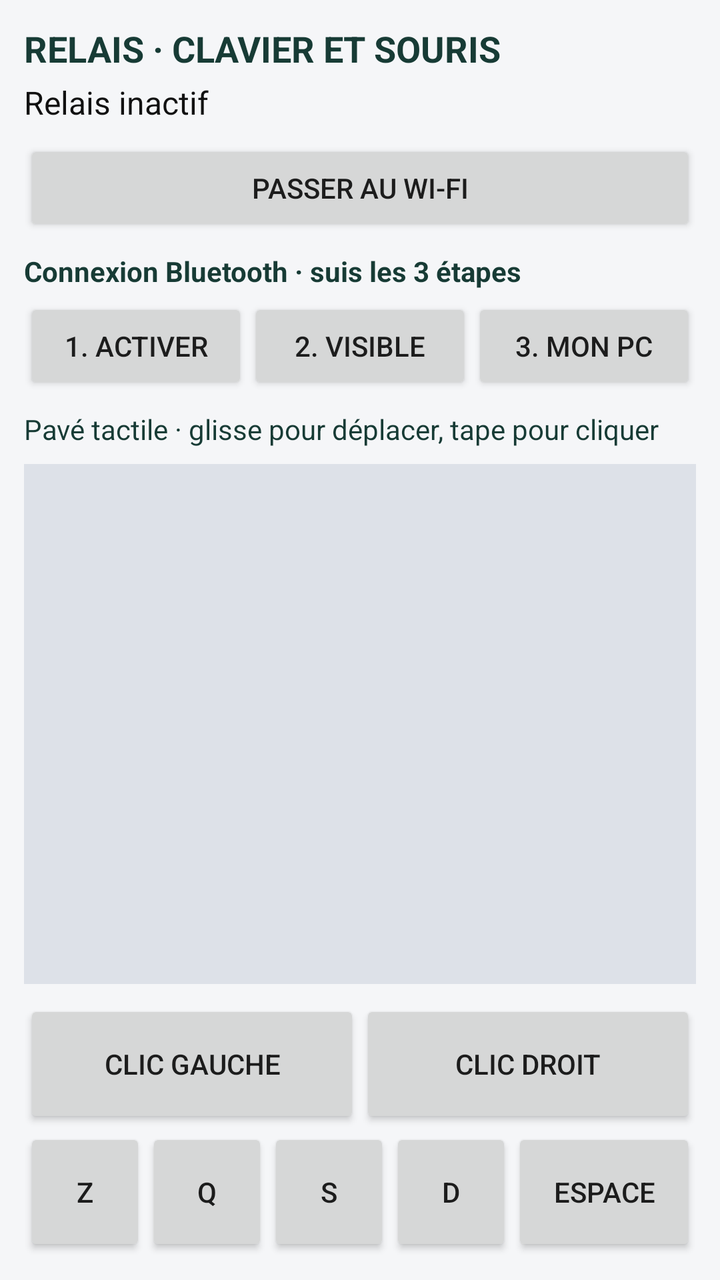
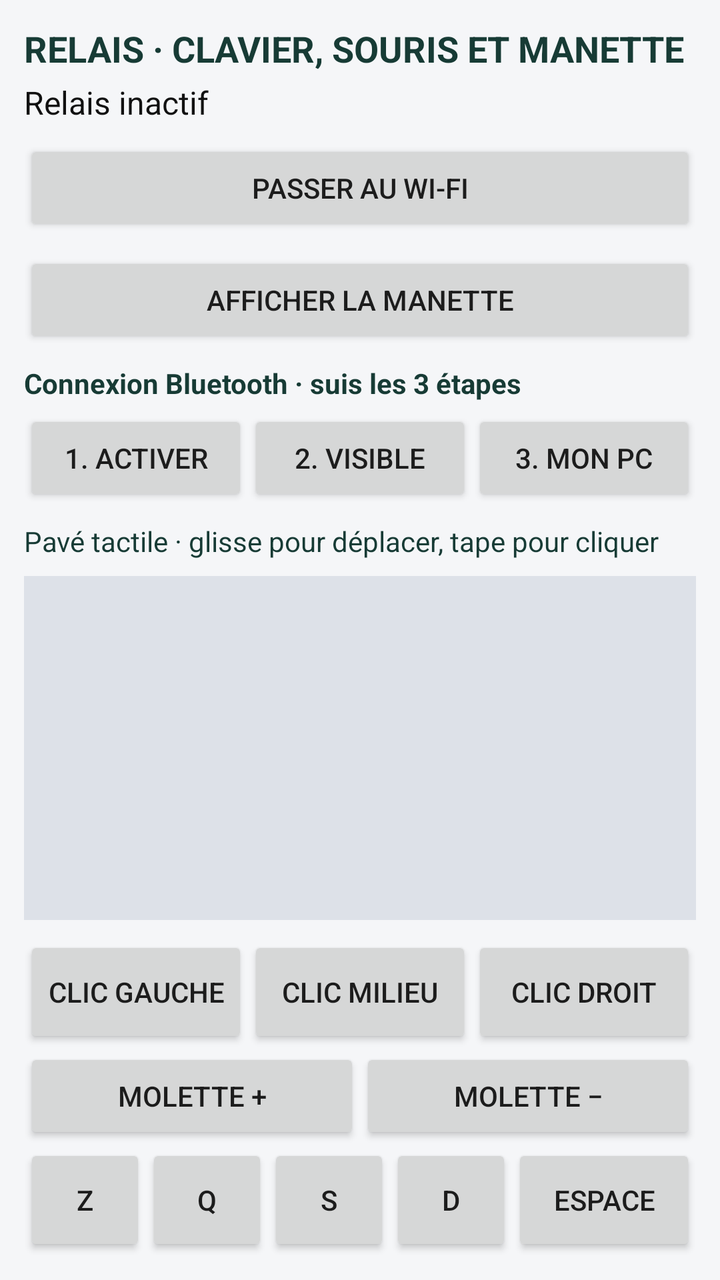

An Android layout rendered at two revisions. The XML below is the earlier revision; the diff shows what the commit changed to produce the second picture.
<!-- AndroidManifest.xml: application theme Theme.AppCompat.Light.NoActionBar -->
<!-- res/layout/activity_main.xml -->
<?xml version="1.0" encoding="utf-8"?>
<LinearLayout xmlns:android="http://schemas.android.com/apk/res/android"
    android:layout_width="match_parent"
    android:layout_height="match_parent"
    android:background="#F5F6F8"
    android:orientation="vertical"
    android:padding="12dp">

    <TextView
        android:layout_width="match_parent"
        android:layout_height="wrap_content"
        android:paddingBottom="4dp"
        android:text="RELAIS · CLAVIER ET SOURIS"
        android:textColor="#173B35"
        android:textSize="18sp"
        android:textStyle="bold" />

    <TextView
        android:id="@+id/status"
        android:layout_width="match_parent"
        android:layout_height="wrap_content"
        android:paddingBottom="8dp"
        android:text="Relais inactif"
        android:textColor="#111"
        android:textSize="16sp" />

    <Button
        android:id="@+id/btnMode"
        android:layout_width="match_parent"
        android:layout_height="wrap_content"
        android:layout_marginBottom="8dp"
        android:text="Passer au Wi-Fi" />

    <LinearLayout
        android:id="@+id/bluetoothSetup"
        android:layout_width="match_parent"
        android:layout_height="wrap_content"
        android:orientation="vertical">

        <TextView
            android:layout_width="match_parent"
            android:layout_height="wrap_content"
            android:paddingBottom="4dp"
            android:text="Connexion Bluetooth · suis les 3 étapes"
            android:textColor="#173B35"
            android:textStyle="bold" />

        <LinearLayout
            android:layout_width="match_parent"
            android:layout_height="wrap_content"
            android:orientation="horizontal">

            <Button android:id="@+id/btnActivate" android:layout_width="0dp" android:layout_height="wrap_content"
                android:layout_weight="1" android:text="1. Activer" />
            <Button android:id="@+id/btnVisible" android:layout_width="0dp" android:layout_height="wrap_content"
                android:layout_weight="1" android:text="2. Visible" />
            <Button android:id="@+id/btnPc" android:layout_width="0dp" android:layout_height="wrap_content"
                android:layout_weight="1" android:text="3. Mon PC" />
        </LinearLayout>
    </LinearLayout>

    <LinearLayout
        android:id="@+id/wifiSettings"
        android:layout_width="match_parent"
        android:layout_height="wrap_content"
        android:orientation="vertical"
        android:visibility="gone">

        <TextView
            android:layout_width="match_parent"
            android:layout_height="wrap_content"
            android:paddingBottom="4dp"
            android:text="Mode Wi-Fi · saisis l’IP et le code affichés sur le PC"
            android:textColor="#173B35"
            android:textStyle="bold" />

        <LinearLayout
            android:layout_width="match_parent"
            android:layout_height="wrap_content"
        android:orientation="horizontal">

            <EditText android:id="@+id/ipField" android:layout_width="0dp" android:layout_height="wrap_content"
                android:layout_weight="1.5" android:hint="IP du PC" android:inputType="phone"
                android:digits="0123456789." android:maxLines="1" android:textSize="14sp" />
            <EditText android:id="@+id/pinField" android:layout_width="0dp" android:layout_height="wrap_content"
                android:layout_weight="0.8" android:hint="Code" android:inputType="number"
                android:text="1234" android:maxLines="1" android:textSize="14sp" />
        </LinearLayout>
    </LinearLayout>

    <TextView
        android:layout_width="match_parent"
        android:layout_height="wrap_content"
        android:paddingTop="8dp"
        android:text="Pavé tactile · glisse pour déplacer, tape pour cliquer"
        android:textColor="#173B35" />

    <View
        android:id="@+id/touchpad"
        android:layout_width="match_parent"
        android:layout_height="0dp"
        android:layout_marginTop="8dp"
        android:layout_marginBottom="8dp"
        android:layout_weight="1"
        android:minHeight="100dp"
        android:background="#DDE1E8" />

    <LinearLayout
        android:layout_width="match_parent"
        android:layout_height="64dp"
        android:orientation="horizontal">

        <Button android:id="@+id/btnLeft" android:layout_width="0dp" android:layout_height="match_parent"
            android:layout_weight="1" android:text="Clic gauche" />
        <Button android:id="@+id/btnRight" android:layout_width="0dp" android:layout_height="match_parent"
            android:layout_weight="1" android:text="Clic droit" />
    </LinearLayout>

    <LinearLayout
        android:layout_width="match_parent"
        android:layout_height="64dp"
        android:orientation="horizontal">

        <Button android:id="@+id/keyUp" android:layout_width="0dp" android:layout_height="match_parent"
            android:layout_weight="1" android:text="Z" />
        <Button android:id="@+id/keyLeft" android:layout_width="0dp" android:layout_height="match_parent"
            android:layout_weight="1" android:text="Q" />
        <Button android:id="@+id/keyDown" android:layout_width="0dp" android:layout_height="match_parent"
            android:layout_weight="1" android:text="S" />
        <Button android:id="@+id/keyRight" android:layout_width="0dp" android:layout_height="match_parent"
            android:layout_weight="1" android:text="D" />
        <Button android:id="@+id/keySpace" android:layout_width="0dp" android:layout_height="match_parent"
            android:layout_weight="1.5" android:text="Espace" />
    </LinearLayout>
</LinearLayout>
<!-- resources referenced by this layout -->
<resources>

</resources>

<!-- the commit's change to res/layout/activity_main.xml (unified diff, before → after) -->
@@ -10,7 +10,7 @@
         android:layout_width="match_parent"
         android:layout_height="wrap_content"
         android:paddingBottom="4dp"
-        android:text="RELAIS · CLAVIER ET SOURIS"
+        android:text="RELAIS · CLAVIER, SOURIS ET MANETTE"
         android:textColor="#173B35"
         android:textSize="18sp"
         android:textStyle="bold" />
@@ -30,6 +30,13 @@
         android:layout_height="wrap_content"
         android:layout_marginBottom="8dp"
         android:text="Passer au Wi-Fi" />
+
+    <Button
+        android:id="@+id/btnInputMode"
+        android:layout_width="match_parent"
+        android:layout_height="wrap_content"
+        android:layout_marginBottom="8dp"
+        android:text="Afficher la manette" />
 
     <LinearLayout
         android:id="@+id/bluetoothSetup"
@@ -88,48 +95,180 @@
         </LinearLayout>
     </LinearLayout>
 
-    <TextView
-        android:layout_width="match_parent"
-        android:layout_height="wrap_content"
-        android:paddingTop="8dp"
-        android:text="Pavé tactile · glisse pour déplacer, tape pour cliquer"
-        android:textColor="#173B35" />
-
-    <View
-        android:id="@+id/touchpad"
+    <LinearLayout
+        android:id="@+id/mouseKeyboardControls"
         android:layout_width="match_parent"
         android:layout_height="0dp"
-        android:layout_marginTop="8dp"
-        android:layout_marginBottom="8dp"
         android:layout_weight="1"
-        android:minHeight="100dp"
-        android:background="#DDE1E8" />
-
-    <LinearLayout
-        android:layout_width="match_parent"
-        android:layout_height="64dp"
-        android:orientation="horizontal">
-
-        <Button android:id="@+id/btnLeft" android:layout_width="0dp" android:layout_height="match_parent"
-            android:layout_weight="1" android:text="Clic gauche" />
-        <Button android:id="@+id/btnRight" android:layout_width="0dp" android:layout_height="match_parent"
-            android:layout_weight="1" android:text="Clic droit" />
-    </LinearLayout>
-
-    <LinearLayout
-        android:layout_width="match_parent"
-        android:layout_height="64dp"
-        android:orientation="horizontal">
-
-        <Button android:id="@+id/keyUp" android:layout_width="0dp" android:layout_height="match_parent"
-            android:layout_weight="1" android:text="Z" />
-        <Button android:id="@+id/keyLeft" android:layout_width="0dp" android:layout_height="match_parent"
-            android:layout_weight="1" android:text="Q" />
-        <Button android:id="@+id/keyDown" android:layout_width="0dp" android:layout_height="match_parent"
-            android:layout_weight="1" android:text="S" />
-        <Button android:id="@+id/keyRight" android:layout_width="0dp" android:layout_height="match_parent"
-            android:layout_weight="1" android:text="D" />
-        <Button android:id="@+id/keySpace" android:layout_width="0dp" android:layout_height="match_parent"
-            android:layout_weight="1.5" android:text="Espace" />
+        android:orientation="vertical">
+
+        <TextView
+            android:layout_width="match_parent"
+            android:layout_height="wrap_content"
+            android:paddingTop="8dp"
+            android:text="Pavé tactile · glisse pour déplacer, tape pour cliquer"
+            android:textColor="#173B35" />
+
+        <View
+            android:id="@+id/touchpad"
+            android:layout_width="match_parent"
+            android:layout_height="0dp"
+            android:layout_marginTop="8dp"
+            android:layout_marginBottom="8dp"
+            android:layout_weight="1"
+            android:minHeight="100dp"
+            android:background="#DDE1E8" />
+
+        <LinearLayout
+            android:layout_width="match_parent"
+            android:layout_height="56dp"
+            android:orientation="horizontal">
+
+            <Button android:id="@+id/btnLeft" android:layout_width="0dp" android:layout_height="match_parent"
+                android:layout_weight="1" android:text="Clic gauche" />
+            <Button android:id="@+id/btnMiddle" android:layout_width="0dp" android:layout_height="match_parent"
+                android:layout_weight="1" android:text="Clic milieu" />
+            <Button android:id="@+id/btnRight" android:layout_width="0dp" android:layout_height="match_parent"
+                android:layout_weight="1" android:text="Clic droit" />
+        </LinearLayout>
+
+        <LinearLayout
+            android:layout_width="match_parent"
+            android:layout_height="48dp"
+            android:orientation="horizontal">
+
+            <Button android:id="@+id/btnScrollUp" android:layout_width="0dp" android:layout_height="match_parent"
+                android:layout_weight="1" android:text="Molette +" />
+            <Button android:id="@+id/btnScrollDown" android:layout_width="0dp" android:layout_height="match_parent"
+                android:layout_weight="1" android:text="Molette −" />
+        </LinearLayout>
+
+        <LinearLayout
+            android:layout_width="match_parent"
+            android:layout_height="56dp"
+            android:orientation="horizontal">
+
+            <Button android:id="@+id/keyUp" android:layout_width="0dp" android:layout_height="match_parent"
+                android:layout_weight="1" android:text="Z" />
+            <Button android:id="@+id/keyLeft" android:layout_width="0dp" android:layout_height="match_parent"
+                android:layout_weight="1" android:text="Q" />
+            <Button android:id="@+id/keyDown" android:layout_width="0dp" android:layout_height="match_parent"
+                android:layout_weight="1" android:text="S" />
+            <Button android:id="@+id/keyRight" android:layout_width="0dp" android:layout_height="match_parent"
+                android:layout_weight="1" android:text="D" />
+            <Button android:id="@+id/keySpace" android:layout_width="0dp" android:layout_height="match_parent"
+                android:layout_weight="1.5" android:text="Espace" />
+        </LinearLayout>
+    </LinearLayout>
+
+    <LinearLayout
+        android:id="@+id/gamepadControls"
+        android:layout_width="match_parent"
+        android:layout_height="0dp"
+        android:layout_weight="1"
+        android:orientation="vertical"
+        android:visibility="gone">
+
+        <TextView
+            android:layout_width="match_parent"
+            android:layout_height="wrap_content"
+            android:text="Manette Bluetooth · joysticks, gâchettes et boutons"
+            android:textColor="#173B35"
+            android:textStyle="bold" />
+
+        <LinearLayout
+            android:layout_width="match_parent"
+            android:layout_height="144dp"
+            android:orientation="horizontal">
+
+            <com.relais.bt.JoystickView
+                android:id="@+id/leftStick"
+                android:layout_width="0dp"
+                android:layout_height="match_parent"
+                android:layout_weight="1"
+                android:contentDescription="Joystick gauche" />
+
+            <com.relais.bt.JoystickView
+                android:id="@+id/rightStick"
+                android:layout_width="0dp"
+                android:layout_height="match_parent"
+                android:layout_weight="1"
+                android:contentDescription="Joystick droit" />
+        </LinearLayout>
+
+        <LinearLayout
+            android:layout_width="match_parent"
+            android:layout_height="52dp"
+            android:orientation="horizontal">
+
+            <Button android:id="@+id/btnLT" android:layout_width="0dp" android:layout_height="match_parent"
+                android:layout_weight="1" android:text="LT" />
+            <Button android:id="@+id/btnLB" android:layout_width="0dp" android:layout_height="match_parent"
+                android:layout_weight="1" android:text="LB" />
+            <Button android:id="@+id/btnRB" android:layout_width="0dp" android:layout_height="match_parent"
+                android:layout_weight="1" android:text="RB" />
+            <Button android:id="@+id/btnRT" android:layout_width="0dp" android:layout_height="match_parent"
+                android:layout_weight="1" android:text="RT" />
+        </LinearLayout>
+
+        <LinearLayout
+            android:layout_width="match_parent"
+            android:layout_height="0dp"
+            android:layout_weight="1"
+            android:orientation="horizontal">
+
+            <LinearLayout
+                android:layout_width="0dp"
+                android:layout_height="match_parent"
+                android:layout_weight="1"
+                android:orientation="vertical">
+
+                <Button android:id="@+id/btnDpadUp" android:layout_width="match_parent" android:layout_height="0dp"
+                    android:layout_weight="1" android:text="↑" />
+                <LinearLayout android:layout_width="match_parent" android:layout_height="0dp" android:layout_weight="1">
+                    <Button android:id="@+id/btnDpadLeft" android:layout_width="0dp" android:layout_height="match_parent"
+                        android:layout_weight="1" android:text="←" />
+                    <Button android:id="@+id/btnDpadRight" android:layout_width="0dp" android:layout_height="match_parent"
+                        android:layout_weight="1" android:text="→" />
+                </LinearLayout>
+                <Button android:id="@+id/btnDpadDown" android:layout_width="match_parent" android:layout_height="0dp"
+                    android:layout_weight="1" android:text="↓" />
+            </LinearLayout>
+
+            <LinearLayout
+                android:layout_width="0dp"
+                android:layout_height="match_parent"
+                android:layout_weight="1"
+                android:orientation="vertical">
+
+                <LinearLayout android:layout_width="match_parent" android:layout_height="0dp" android:layout_weight="1">
+                    <Button android:id="@+id/btnX" android:layout_width="0dp" android:layout_height="match_parent"
+                        android:layout_weight="1" android:text="X" />
+                    <Button android:id="@+id/btnY" android:layout_width="0dp" android:layout_height="match_parent"
+                        android:layout_weight="1" android:text="Y" />
+                </LinearLayout>
+                <LinearLayout android:layout_width="match_parent" android:layout_height="0dp" android:layout_weight="1">
+                    <Button android:id="@+id/btnA" android:layout_width="0dp" android:layout_height="match_parent"
+                        android:layout_weight="1" android:text="A" />
+                    <Button android:id="@+id/btnB" android:layout_width="0dp" android:layout_height="match_parent"
+                        android:layout_weight="1" android:text="B" />
+                </LinearLayout>
+            </LinearLayout>
+        </LinearLayout>
+
+        <LinearLayout
+            android:layout_width="match_parent"
+            android:layout_height="52dp"
+            android:orientation="horizontal">
+
+            <Button android:id="@+id/btnL3" android:layout_width="0dp" android:layout_height="match_parent"
+                android:layout_weight="1" android:text="L3" />
+            <Button android:id="@+id/btnSelect" android:layout_width="0dp" android:layout_height="match_parent"
+                android:layout_weight="1" android:text="Select" />
+            <Button android:id="@+id/btnStart" android:layout_width="0dp" android:layout_height="match_parent"
+                android:layout_weight="1" android:text="Start" />
+            <Button android:id="@+id/btnR3" android:layout_width="0dp" android:layout_height="match_parent"
+                android:layout_weight="1" android:text="R3" />
+        </LinearLayout>
     </LinearLayout>
 </LinearLayout>
